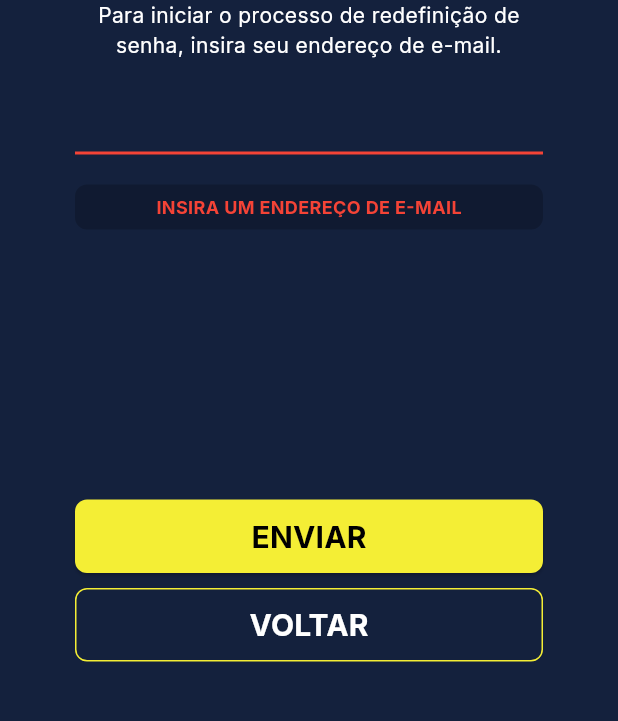
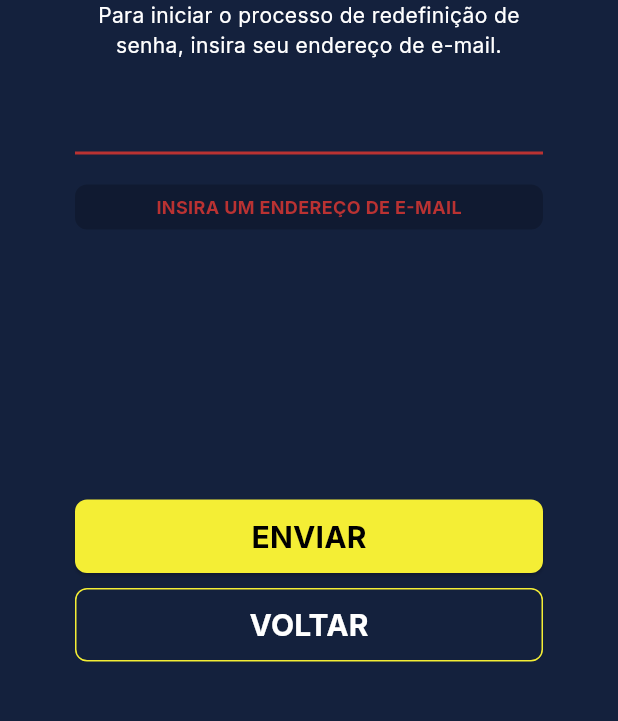
Before and after one commit to Creath-Tech/liga_independente_frontend, a Flutter app: the RecoveryPassPage screen opened directly, after a tap on "ENVIAR", on a phone screen of 412 x 824 dp, the part 315-1036 px from its top. Run offline on Flutter 3.47's test engine with Material 3 defaults, Android fonts, the phone set to English and light mode, and no system bars; our stand-ins replace firebase_auth, firebase_core, fpdart; accounts and stored records are empty.

Commit message:
added variable colors

```diff
--- a/lib/src/pages/recovery_pass_page.dart
+++ b/lib/src/pages/recovery_pass_page.dart
@@ -25,7 +25,7 @@ class _RecoveryPassPageState extends State<RecoveryPassPage> {
 
   bool visible = false;
   String errorMsg = "";
-  Color color = Colors.red;
+  Color color = errorColor;
   Color inputColor = const Color(0xFFf4ee35);
   @override
   void dispose() {
@@ -97,7 +97,7 @@ class _RecoveryPassPageState extends State<RecoveryPassPage> {
                 valueListenable: _recoveryPassController.countdownNotifier,
                 builder: (context, countdown, child) {
                   return PrimaryButton(
-                    color: countdown > 0 ? Colors.grey : secondarycolor,
+                    color: countdown > 0 ? disableColor : secondarycolor,
                     text: countdown > 0
                         ? '00:${countdown.toString().padLeft(2, '0')}'
                         : 'ENVIAR',
@@ -107,24 +107,24 @@ class _RecoveryPassPageState extends State<RecoveryPassPage> {
 
                       if (_recoveryPassController.emailEC.text.isEmpty) {
                         setState(() {
-                          color = Colors.red;
-                          inputColor = Colors.red;
+                          color = errorColor;
+                          inputColor = errorColor;
                           errorMsg = "INSIRA UM ENDEREÇO DE E-MAIL";
                           visible = true;
                         });
                       } else {
                         _recoveryPassController.recovery(onSucess: () {
                           setState(() {
-                            color = Colors.green;
-                            inputColor = Colors.green;
+                            color = sucessColor;
+                            inputColor = sucessColor;
                             errorMsg = "E-MAIL ENVIADO";
                             visible = true;
                           });
                         }, onError: (e) {
                           if (errorMessages.containsKey(e.code)) {
                             setState(() {
-                              color = Colors.red;
-                              inputColor = Colors.red;
+                              color = errorColor;
+                              inputColor = errorColor;
                               errorMsg = errorMessages[e.code];
                               visible = true;
                             });
```
